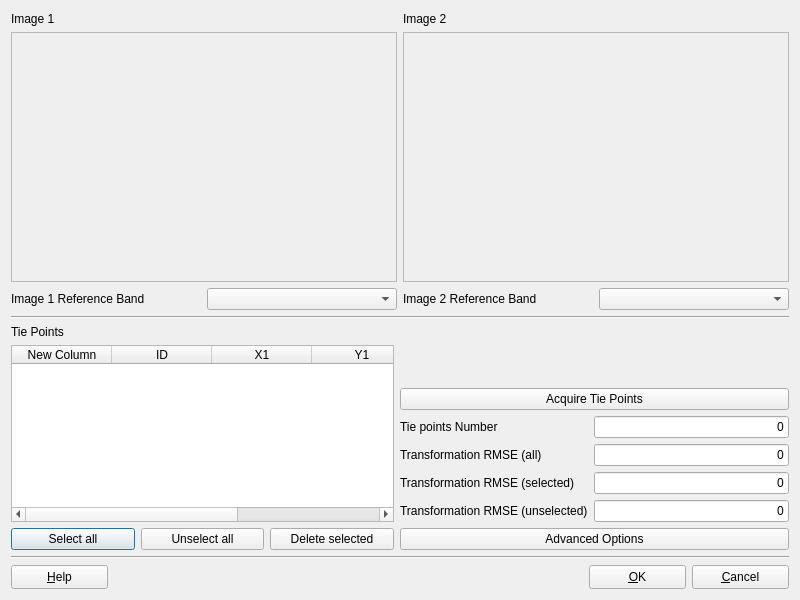
The window that src/terralib/qt/widgets/rp/ui/TiePointsLocatorForm.ui (claudiobogossian/terralib5) describes before a commit, drawn with Qt 5.
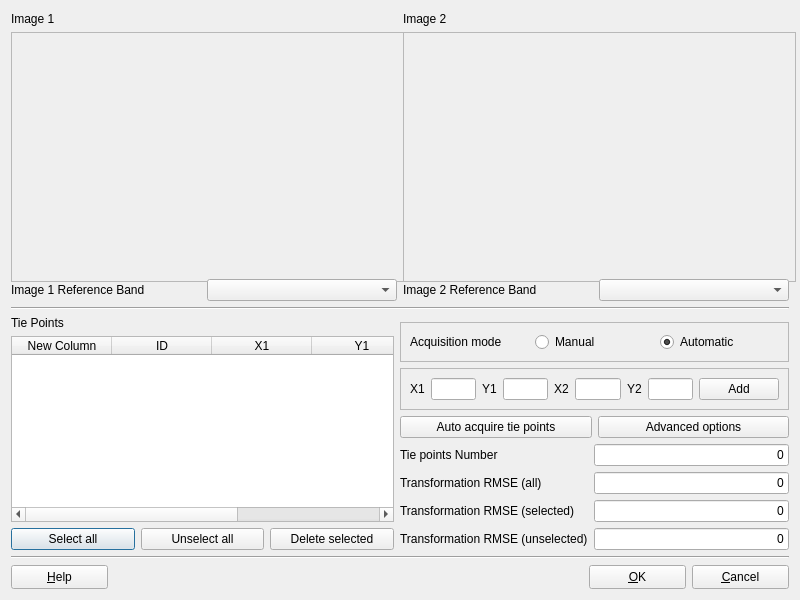
The same window after the commit.

Diff of the .ui file:
```diff
--- a/src/terralib/qt/widgets/rp/ui/TiePointsLocatorForm.ui
+++ b/src/terralib/qt/widgets/rp/ui/TiePointsLocatorForm.ui
@@ -22,7 +22,7 @@
   <property name="layoutDirection">
    <enum>Qt::LeftToRight</enum>
   </property>
-  <layout class="QGridLayout" name="gridLayout_4">
+  <layout class="QGridLayout" name="gridLayout_7">
    <item row="0" column="0" colspan="2">
     <layout class="QGridLayout" name="gridLayout">
      <item row="0" column="0">
@@ -61,7 +61,7 @@
       <widget class="QFrame" name="m_image1Frame">
        <property name="minimumSize">
         <size>
-         <width>250</width>
+         <width>393</width>
          <height>250</height>
         </size>
        </property>
@@ -77,7 +77,7 @@
       <widget class="QFrame" name="m_image2Frame">
        <property name="minimumSize">
         <size>
-         <width>250</width>
+         <width>393</width>
          <height>250</height>
         </size>
        </property>
@@ -186,15 +186,127 @@
     </layout>
    </item>
    <item row="3" column="1">
-    <layout class="QVBoxLayout" name="verticalLayout">
-     <item>
-      <widget class="QPushButton" name="m_acquireTiePointsPushButton">
-       <property name="text">
-        <string>Acquire Tie Points</string>
+    <layout class="QGridLayout" name="gridLayout_6">
+     <item row="0" column="0">
+      <widget class="QFrame" name="frame">
+       <property name="minimumSize">
+        <size>
+         <width>0</width>
+         <height>40</height>
+        </size>
        </property>
+       <property name="frameShape">
+        <enum>QFrame::StyledPanel</enum>
+       </property>
+       <property name="frameShadow">
+        <enum>QFrame::Raised</enum>
+       </property>
+       <layout class="QGridLayout" name="gridLayout_4">
+        <item row="0" column="0">
+         <widget class="QLabel" name="label_5">
+          <property name="text">
+           <string>Acquisition mode</string>
+          </property>
+         </widget>
+        </item>
+        <item row="0" column="1">
+         <widget class="QRadioButton" name="m_manualRadioButton">
+          <property name="text">
+           <string>Manual</string>
+          </property>
+         </widget>
+        </item>
+        <item row="0" column="2">
+         <widget class="QRadioButton" name="m_automaticRadioButton">
+          <property name="text">
+           <string>Automatic</string>
+          </property>
+          <property name="checked">
+           <bool>true</bool>
+          </property>
+         </widget>
+        </item>
+       </layout>
       </widget>
      </item>
-     <item>
+     <item row="1" column="0">
+      <widget class="QFrame" name="frame_2">
+       <property name="frameShape">
+        <enum>QFrame::StyledPanel</enum>
+       </property>
+       <property name="frameShadow">
+        <enum>QFrame::Raised</enum>
+       </property>
+       <layout class="QGridLayout" name="gridLayout_5">
+        <item row="0" column="0">
+         <widget class="QLabel" name="label_11">
+          <property name="text">
+           <string>X1</string>
+          </property>
+         </widget>
+        </item>
+        <item row="0" column="1">
+         <widget class="QLineEdit" name="m_x1LineEdit"/>
+        </item>
+        <item row="0" column="2">
+         <widget class="QLabel" name="label_12">
+          <property name="text">
+           <string>Y1</string>
+          </property>
+         </widget>
+        </item>
+        <item row="0" column="3">
+         <widget class="QLineEdit" name="m_y1LineEdit"/>
+        </item>
+        <item row="0" column="4">
+         <widget class="QLabel" name="label_13">
+          <property name="text">
+           <string>X2</string>
+          </property>
+         </widget>
+        </item>
+        <item row="0" column="5">
+         <widget class="QLineEdit" name="m_x2LineEdit"/>
+        </item>
+        <item row="0" column="6">
+         <widget class="QLabel" name="label_14">
+          <property name="text">
+           <string>Y2</string>
+          </property>
+         </widget>
+        </item>
+        <item row="0" column="7">
+         <widget class="QLineEdit" name="m_y2LineEdit"/>
+        </item>
+        <item row="0" column="8">
+         <widget class="QPushButton" name="m_addPushButton">
+          <property name="text">
+           <string>Add</string>
+          </property>
+         </widget>
+        </item>
+       </layout>
+      </widget>
+     </item>
+     <item row="2" column="0">
+      <layout class="QHBoxLayout" name="horizontalLayout_3">
+       <item>
+        <widget class="QPushButton" name="m_autoAcquireTiePointsPushButton">
+         <property name="text">
+          <string>Auto acquire tie points</string>
+         </property>
+        </widget>
+       </item>
+       <item>
+        <widget class="QPushButton" name="m_advancedOptionsPushButton">
+         <property name="text">
+          <string>Advanced options</string>
+         </property>
+        </widget>
+       </item>
+      </layout>
+     </item>
+     <item row="3" column="0">
       <layout class="QGridLayout" name="gridLayout_2">
        <item row="0" column="0">
         <widget class="QLabel" name="label_4">
@@ -302,13 +414,6 @@
        </item>
       </layout>
      </item>
-     <item>
-      <widget class="QPushButton" name="m_advancedOptionsPushButton">
-       <property name="text">
-        <string>Advanced Options</string>
-       </property>
-      </widget>
-     </item>
     </layout>
    </item>
    <item row="4" column="0" colspan="2">
```
